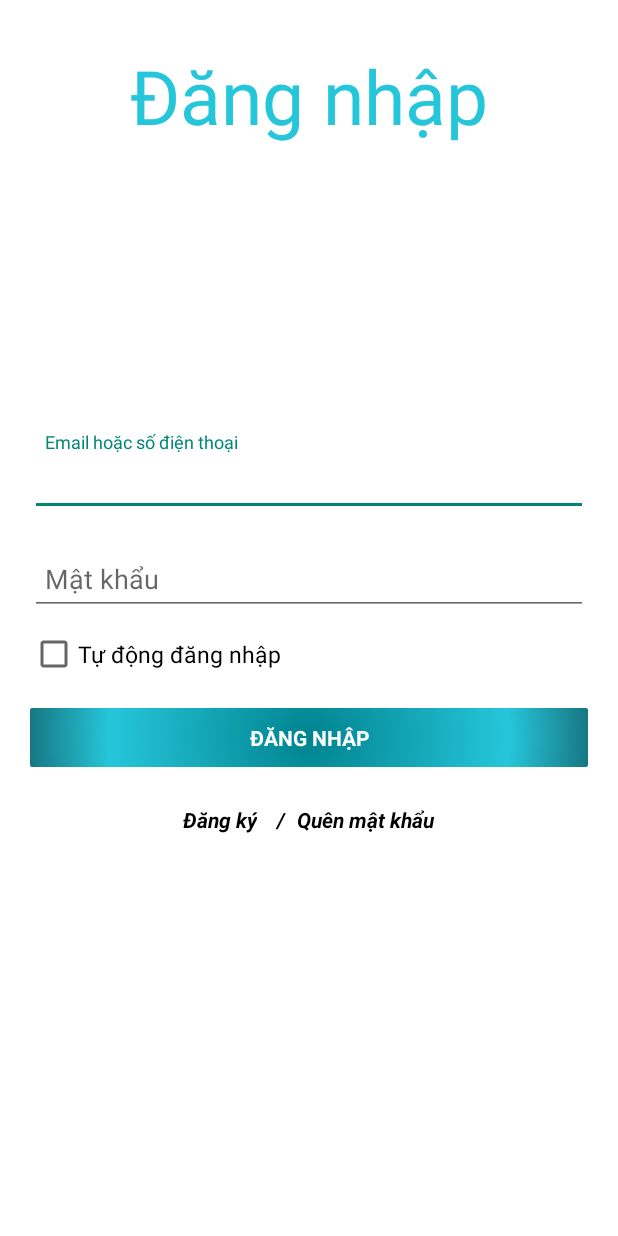
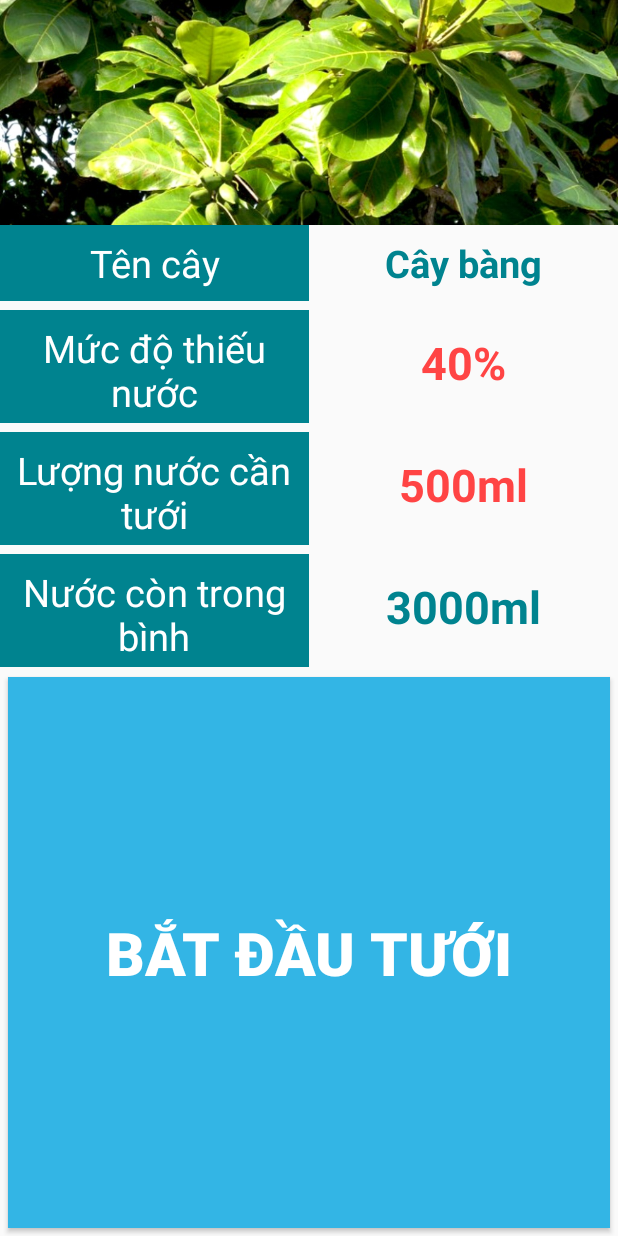
Before and after one commit to ducbet/HI, an Android app: the screen it shows after launch (LoginActivity before the commit, SprayTree after it), on a phone screen of 412 x 824 dp. Run offline under Robolectric (Android 15) with nearby library versions, the phone set to English and light mode, and no system bars.

Commit message:
Done SprayTree

```diff
--- a/app/build.gradle
+++ b/app/build.gradle
@@ -25,10 +25,10 @@ dependencies {
     testImplementation 'junit:junit:4.12'
     androidTestImplementation 'com.android.support.test:runner:1.0.1'
     androidTestImplementation 'com.android.support.test.espresso:espresso-core:3.0.1'
-    compile 'com.google.android.gms:play-services-maps:11.0.1'
-    compile 'com.google.android.gms:play-services-location:11.0.1'
-    compile 'com.google.maps.android:android-maps-utils:0.5+'
-    compile 'com.android.support:design:26.1.0'
+    implementation 'com.google.android.gms:play-services-maps:11.0.1'
+    implementation 'com.google.android.gms:play-services-location:11.0.1'
+    implementation 'com.google.maps.android:android-maps-utils:0.5+'
+    implementation 'com.android.support:design:26.1.0'
     implementation 'com.android.support:cardview-v7:26.1.0'
     implementation 'com.android.support:recyclerview-v7:26.1.0'
 }
--- a/app/src/main/AndroidManifest.xml
+++ b/app/src/main/AndroidManifest.xml
@@ -17,18 +17,14 @@
         android:supportsRtl="true"
         android:theme="@style/Theme.AppCompat.Light.NoActionBar">
         <activity android:name=".activity.LoginActivity">
-            <intent-filter>
-                <action android:name="android.intent.action.MAIN" />
+            <!--<intent-filter>-->
+                <!--<action android:name="android.intent.action.MAIN" />-->
 
-                <category android:name="android.intent.category.LAUNCHER" />
-            </intent-filter>
+                <!--<category android:name="android.intent.category.LAUNCHER" />-->
+            <!--</intent-filter>-->
         </activity>
-        <activity android:name=".activity.map.MapsActivity">
-
-        </activity>
-        <activity android:name=".activity.TreeDetail">
-
-        </activity>
+        <activity android:name=".activity.map.MapsActivity"></activity>
+        <activity android:name=".activity.TreeDetail"></activity>
 
         <meta-data
             android:name="com.google.android.geo.API_KEY"
@@ -37,8 +33,15 @@
         <activity android:name=".activity.RegisterActivity" />
         <activity android:name=".activity.UserInfoActivity" />
         <activity android:name=".activity.LanguageActivity" />
-        <activity android:name=".activity.statistic.StatisticActivity"></activity>
-        <activity android:name=".activity.history.HistoryActivity"></activity>
+        <activity android:name=".activity.statistic.StatisticActivity" />
+        <activity android:name=".activity.history.HistoryActivity" />
+        <activity android:name=".activity.SprayTree">
+            <intent-filter>
+                <action android:name="android.intent.action.MAIN" />
+
+                <category android:name="android.intent.category.LAUNCHER" />
+            </intent-filter>
+        </activity>
     </application>
 
 </manifest>
--- /dev/null
+++ b/app/src/main/java/com/example/tmd/hi_20172/activity/SprayTree.java
@@ -0,0 +1,47 @@
+package com.example.tmd.hi_20172.activity;
+
+import android.support.v7.app.AppCompatActivity;
+import android.os.Bundle;
+import android.view.View;
+import android.widget.Button;
+import android.widget.TextView;
+
+import com.example.tmd.hi_20172.R;
+
+public class SprayTree extends AppCompatActivity {
+
+    private TextView textViewThieuNuoc;
+    private TextView textViewNuocConLai;
+    private TextView textViewNuocCanTuoi;
+    private Button btnTuoiNuoc;
+
+    @Override
+    protected void onCreate(Bundle savedInstanceState) {
+        super.onCreate(savedInstanceState);
+        setContentView(R.layout.activity_spray_tree);
+
+        getControls();
+        setEvents();
+    }
+
+    private void getControls() {
+        textViewNuocCanTuoi = findViewById(R.id.text_view_nuoc_can_tuoi);
+        textViewNuocConLai = findViewById(R.id.text_view_nuoc_con_lai);
+        textViewThieuNuoc = findViewById(R.id.text_view_thieu_nuoc);
+        btnTuoiNuoc = findViewById(R.id.button_tuoi_nuoc);
+    }
+
+    private void setEvents() {
+        btnTuoiNuoc.setOnClickListener(new View.OnClickListener() {
+            @Override
+            public void onClick(View view) {
+                textViewThieuNuoc.setText("0%");
+                textViewNuocCanTuoi.setText("0ml");
+                textViewNuocConLai.setText("2500ml");
+                textViewThieuNuoc.setTextColor(getResources().getColor(R.color.colorAccent));
+                textViewNuocCanTuoi.setTextColor(getResources().getColor(R.color.colorAccent));
+                btnTuoiNuoc.setBackgroundColor(getResources().getColor(android.R.color.holo_green_light));
+            }
+        });
+    }
+}
--- /dev/null
+++ b/app/src/main/res/layout/activity_spray_tree.xml
@@ -0,0 +1,152 @@
+<?xml version="1.0" encoding="utf-8"?>
+<LinearLayout xmlns:android="http://schemas.android.com/apk/res/android"
+    xmlns:app="http://schemas.android.com/apk/res-auto"
+    xmlns:tools="http://schemas.android.com/tools"
+    android:layout_width="match_parent"
+    android:layout_height="match_parent"
+    android:orientation="vertical"
+    tools:context=".activity.SprayTree">
+
+    <ImageView
+        android:layout_width="match_parent"
+        android:layout_height="@dimen/dp_150"
+        android:background="@android:color/holo_green_dark"
+        android:scaleType="centerCrop"
+        android:src="@drawable/caybang" />
+
+    <LinearLayout
+        android:layout_width="match_parent"
+        android:layout_height="wrap_content"
+        android:layout_marginBottom="@dimen/dp_1"
+        android:orientation="horizontal">
+
+        <TextView
+            android:layout_width="0dp"
+            android:layout_height="wrap_content"
+            android:layout_weight="1"
+            android:background="@color/colorAccent"
+            android:padding="@dimen/dp_8"
+            android:text="@string/tree_name"
+            android:textAlignment="center"
+            android:textColor="@android:color/white"
+            android:textSize="@dimen/sp_25" />
+
+        <TextView
+            android:layout_width="0dp"
+            android:layout_height="wrap_content"
+            android:layout_weight="1"
+            android:padding="@dimen/dp_8"
+            android:text="Cây bàng"
+            android:textAlignment="center"
+            android:textColor="@color/colorAccent"
+            android:textSize="@dimen/sp_25"
+            android:textStyle="bold" />
+    </LinearLayout>
+
+    <LinearLayout
+        android:layout_width="match_parent"
+        android:layout_height="wrap_content"
+        android:layout_marginBottom="@dimen/dp_1"
+        android:orientation="horizontal">
+
+        <TextView
+            android:layout_width="0dp"
+            android:layout_height="wrap_content"
+            android:layout_weight="1"
+            android:background="@color/colorAccent"
+            android:padding="@dimen/dp_8"
+            android:text="@string/tree_status"
+            android:textAlignment="center"
+            android:textColor="@android:color/white"
+            android:textSize="@dimen/sp_25" />
+
+        <TextView
+            android:id="@+id/text_view_thieu_nuoc"
+            android:layout_width="0dp"
+            android:layout_height="match_parent"
+            android:layout_weight="1"
+            android:gravity="center"
+            android:padding="@dimen/dp_8"
+            android:text="40%"
+            android:textAlignment="center"
+            android:textColor="@android:color/holo_red_light"
+            android:textSize="@dimen/sp_30"
+            android:textStyle="bold" />
+    </LinearLayout>
+
+    <LinearLayout
+        android:layout_width="match_parent"
+        android:layout_height="wrap_content"
+        android:layout_marginBottom="@dimen/dp_1"
+        android:orientation="horizontal">
+
+        <TextView
+            android:layout_width="0dp"
+            android:layout_height="wrap_content"
+            android:layout_weight="1"
+            android:background="@color/colorAccent"
+            android:padding="@dimen/dp_8"
+            android:text="Lượng nước cần tưới"
+            android:textAlignment="center"
+            android:textColor="@android:color/white"
+            android:textSize="@dimen/sp_25" />
+
+        <TextView
+            android:id="@+id/text_view_nuoc_can_tuoi"
+            android:layout_width="0dp"
+            android:layout_height="match_parent"
+            android:layout_weight="1"
+            android:gravity="center"
+            android:padding="@dimen/dp_8"
+            android:text="500ml"
+            android:textAlignment="center"
+            android:textColor="@android:color/holo_red_light"
+            android:textSize="@dimen/sp_30"
+            android:textStyle="bold" />
+    </LinearLayout>
+
+    <LinearLayout
+        android:layout_width="match_parent"
+        android:layout_height="wrap_content"
+        android:layout_marginBottom="@dimen/dp_1"
+        android:orientation="horizontal">
+
+        <TextView
+            android:layout_width="0dp"
+            android:layout_height="wrap_content"
+            android:layout_weight="1"
+            android:background="@color/colorAccent"
+            android:padding="@dimen/dp_8"
+            android:text="Nước còn trong bình"
+            android:textAlignment="center"
+            android:textColor="@android:color/white"
+            android:textSize="@dimen/sp_25" />
+
+        <TextView
+            android:id="@+id/text_view_nuoc_con_lai"
+            android:layout_width="0dp"
+            android:layout_height="match_parent"
+            android:layout_weight="1"
+            android:gravity="center"
+            android:padding="@dimen/dp_8"
+            android:text="3000ml"
+            android:textAlignment="center"
+            android:textColor="@color/colorAccent"
+            android:textSize="@dimen/sp_30"
+            android:textStyle="bold" />
+    </LinearLayout>
+
+    <Button
+        android:id="@+id/button_tuoi_nuoc"
+        android:layout_width="match_parent"
+        android:layout_height="0dp"
+        android:layout_margin="@dimen/dp_5"
+        android:layout_weight="1"
+        android:background="@android:color/holo_blue_light"
+        android:text="Bắt đầu tưới"
+        android:textColor="@android:color/white"
+        android:textSize="@dimen/sp_40"
+        android:textStyle="bold" />
+
+
+</LinearLayout>
--- a/app/src/main/res/values/dimens.xml
+++ b/app/src/main/res/values/dimens.xml
@@ -25,4 +25,7 @@
     <dimen name="sp_7">7sp</dimen>
     <dimen name="sp_10">10sp</dimen>
     <dimen name="dp_2">2dp</dimen>
+    <dimen name="dp_100">100dp</dimen>
+    <dimen name="dp_200">200dp</dimen>
+    <dimen name="sp_40">40sp</dimen>
 </resources>
--- a/app/src/main/res/values/strings.xml
+++ b/app/src/main/res/values/strings.xml
@@ -30,5 +30,7 @@
     <string name="has_id">có id</string>
     <string name="luong_nuoc">lượng nước</string>
     <string name="ml">ml</string>
+    <string name="tree_name">Tên cây</string>
+    <string name="tree_status">Mức độ thiếu nước</string>
 
 </resources>
```
